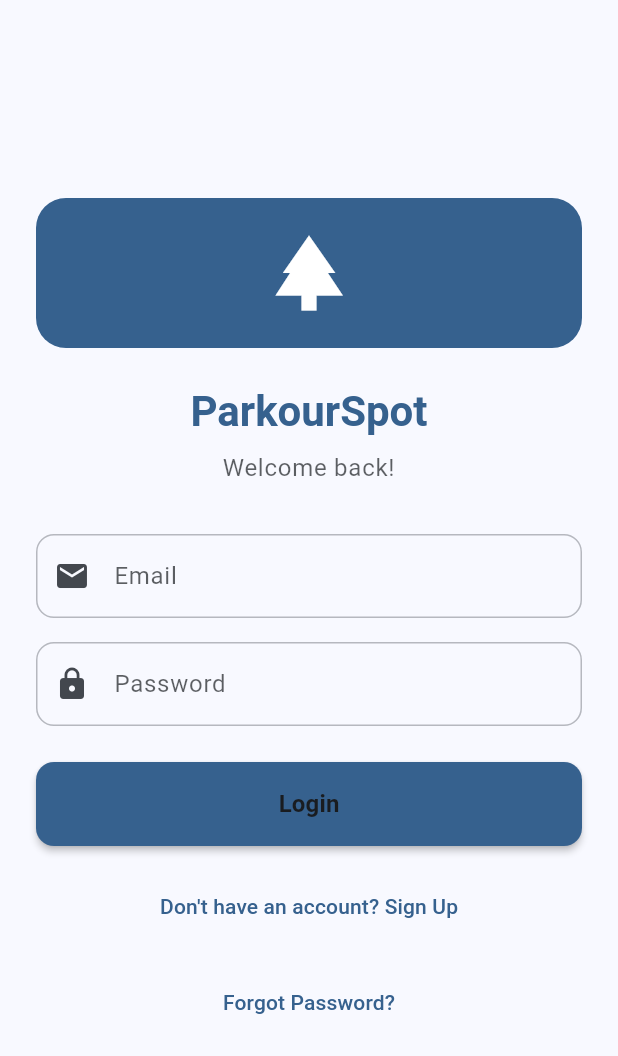
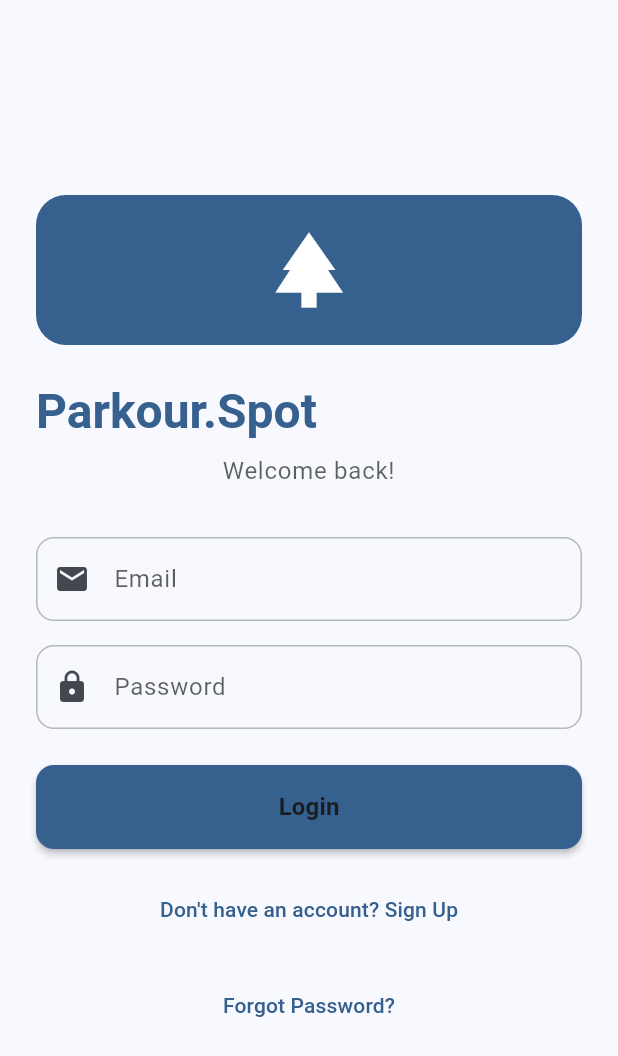
Before and after one commit to wardweistra/Parkour.Spot, a Flutter app: the LoginScreen screen opened by its route, on a phone screen of 412 x 824 dp. Shown: the top 1056 px of the screen. Run offline on Flutter 3.47's test engine with Material 3 defaults, Android fonts, the phone set to English and light mode, and no system bars; our stand-ins replace cached_network_image, cloud_firestore, firebase_auth, firebase_core, firebase_storage, geolocator and 4 more; accounts and stored records are empty; generated files the repository leaves out were written again.

Commit message:
Renaming to Parkour.Spot everywhere

```diff
--- a/lib/main.dart
+++ b/lib/main.dart
@@ -34,7 +34,7 @@ class ParkourSpotApp extends StatelessWidget {
         ChangeNotifierProvider(create: (_) => SpotService()),
       ],
       child: MaterialApp.router(
-        title: 'ParkourSpot',
+        title: 'Parkour.Spot',
         routerConfig: AppRouter.router,
         theme: ThemeData(
           primarySwatch: Colors.blue,
--- a/lib/screens/auth/login_screen.dart
+++ b/lib/screens/auth/login_screen.dart
@@ -124,9 +124,8 @@ class _LoginScreenState extends State<LoginScreen> {
                   const SizedBox(height: 24),
 
                   Text(
-                    'ParkourSpot',
-                    textAlign: TextAlign.center,
-                    style: Theme.of(context).textTheme.headlineMedium?.copyWith(
+                    'Parkour.Spot',
+                    style: Theme.of(context).textTheme.headlineLarge?.copyWith(
                       fontWeight: FontWeight.bold,
                       color: Theme.of(context).colorScheme.primary,
                     ),
--- a/lib/screens/splash_screen.dart
+++ b/lib/screens/splash_screen.dart
@@ -159,12 +159,10 @@ class _SplashScreenState extends State<SplashScreen> with TickerProviderStateMix
 
                     // App Name
                     Text(
-                      'ParkourSpot',
-                      style: TextStyle(
-                        fontSize: 32,
+                      'Parkour.Spot',
+                      style: Theme.of(context).textTheme.headlineLarge?.copyWith(
                         fontWeight: FontWeight.bold,
-                        color: Colors.white,
-                        letterSpacing: 1.2,
+                        color: Theme.of(context).colorScheme.primary,
                       ),
                     ),
 
--- a/lib/screens/spots/spots_list_screen.dart
+++ b/lib/screens/spots/spots_list_screen.dart
@@ -42,7 +42,10 @@ class _SpotsListScreenState extends State<SpotsListScreen> {
 
     return Scaffold(
       appBar: AppBar(
-        title: const Text('Parkour Spots'),
+        title: Text(
+          'Welcome to Parkour.Spot!',
+          style: Theme.of(context).textTheme.headlineSmall,
+        ),
         elevation: 0,
         backgroundColor: Theme.of(context).colorScheme.surface,
         foregroundColor: Theme.of(context).colorScheme.onSurface,
@@ -130,7 +133,7 @@ class _SpotsListScreenState extends State<SpotsListScreen> {
                       crossAxisAlignment: CrossAxisAlignment.start,
                       children: [
                         Text(
-                          'Welcome to ParkourSpot!',
+                          'Welcome to Parkour.Spot!',
                           style: Theme.of(context).textTheme.titleSmall?.copyWith(
                             fontWeight: FontWeight.bold,
                             color: Theme.of(context).colorScheme.primary,
```
Also changed, not shown: 4 other files.
